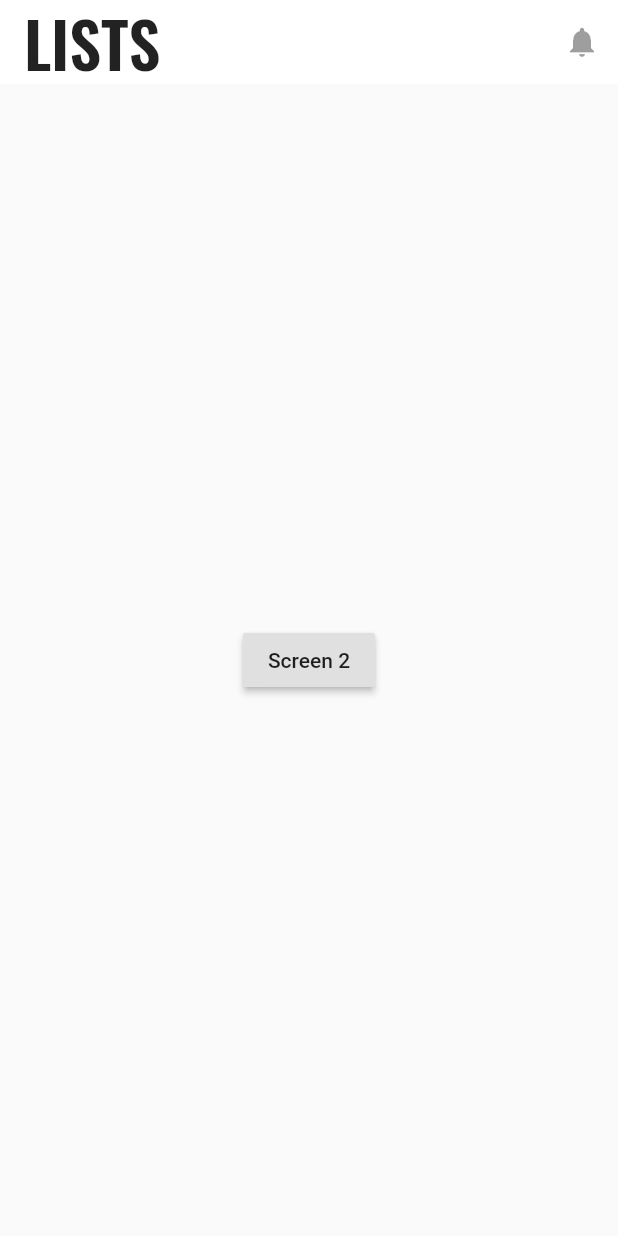
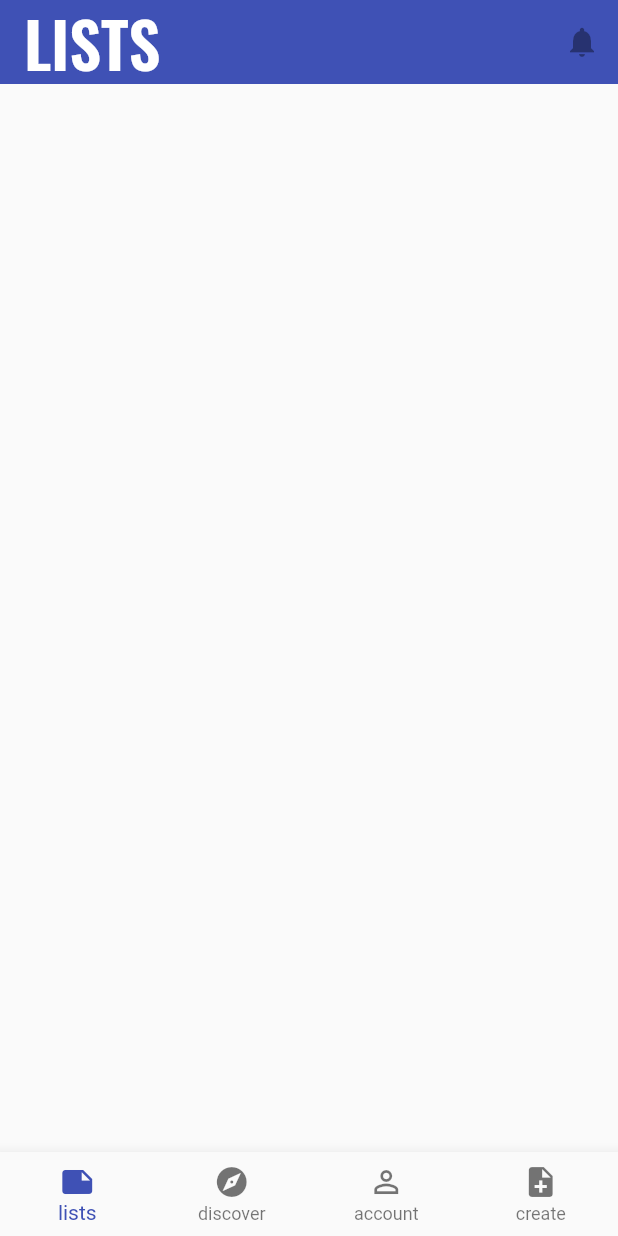
Before and after one commit to RobbeBuyle/PassionProject, a Flutter app: the screen it shows after launch, on a phone screen of 412 x 824 dp. Run offline on Flutter 3.47's test engine with Material 2 defaults, Android fonts, the phone set to English and light mode, and no system bars; our stand-ins replace flutter_mobx, mobx; generated files the repository leaves out were written again.

Commit message:
added user, list and check model and set up a working nav bar with routing (finally).

```diff
--- /dev/null
+++ b/tests/mobx_testing/lib/main.dart
@@ -0,0 +1,13 @@
+import 'package:flutter/material.dart';
+import 'pages/counter_page.dart';
+
+void main() => runApp(MobxApp());
+
+class MobxApp extends StatelessWidget {
+  @override
+  Widget build(BuildContext context) {
+    return MaterialApp(
+      home: CounterPage(),
+    );
+  }
+}
--- /dev/null
+++ b/tick/lib/App.dart
@@ -0,0 +1,42 @@
+import 'package:flutter/material.dart';
+import 'package:tick/screens/account_screen.dart';
+import 'package:tick/screens/create_screen.dart';
+import 'package:tick/screens/discover_screen.dart';
+import 'package:tick/screens/list_screen.dart';
+
+class App extends StatefulWidget {
+  @override
+  _AppState createState() => _AppState();
+}
+
+class _AppState extends State<App> {
+  int _selectedIndex = 0;
+
+  @override
+  Widget build(BuildContext context) {
+    return Scaffold(
+      body: [ListScreen(), DiscoverScreen(), AccountScreen(), CreateScreen()]
+          .elementAt(_selectedIndex),
+      bottomNavigationBar: BottomNavigationBar(
+        items: <BottomNavigationBarItem>[
+          BottomNavigationBarItem(title: Text('lists'), icon: Icon(Icons.note)),
+          BottomNavigationBarItem(
+              title: Text('discover'), icon: Icon(Icons.explore)),
+          BottomNavigationBarItem(
+              title: Text('account'), icon: Icon(Icons.perm_identity)),
+          BottomNavigationBarItem(
+              title: Text('create'), icon: Icon(Icons.note_add)),
+        ],
+        onTap: _onBarItemTap,
+        currentIndex: _selectedIndex,
+        type: BottomNavigationBarType.fixed,
+      ),
+    );
+  }
+
+  void _onBarItemTap(int value) {
+    setState(() {
+      _selectedIndex = value;
+    });
+  }
+}
--- a/tick/lib/main.dart
+++ b/tick/lib/main.dart
@@ -1,5 +1,8 @@
 import 'package:flutter/material.dart';
+import 'package:tick/screens/account_screen.dart';
+import 'package:tick/screens/create_screen.dart';
 import 'package:tick/screens/discover_screen.dart';
+import 'App.dart';
 import 'screens/list_screen.dart';
 
 void main() => runApp(MyApp());
@@ -10,18 +13,14 @@ class MyApp extends StatelessWidget {
     return MaterialApp(
       title: 'Tick',
       theme: _configureThemeData(),
-      initialRoute: '/',
-      routes: {
-        '/': (context) => ListScreen(),
-        '/discover': (context) => DiscoverScreen(),
-      },
+      home: App(),
     );
   }
 
   ThemeData _configureThemeData() {
     return ThemeData(
-      primaryColor: Colors.white,
-      accentColor: Colors.amber,
+      primarySwatch: Colors.indigo,
+      accentColor: Colors.red,
     );
   }
 }
--- a/tick/lib/models/list_model.dart
+++ /dev/null
@@ -1,5 +0,0 @@
-class List {
-  final String title;
-
-  List({this.title});
-}
--- a/tick/lib/screens/discover_screen.dart
+++ b/tick/lib/screens/discover_screen.dart
@@ -25,15 +25,6 @@ class _DiscoverScreenState extends State<DiscoverScreen> {
           )
         ],
       ),
-      body: Center(
-        child: RaisedButton(
-          child: Text('Screen 1'),
-          onPressed: () {
-            print('nav to screen 1');
-            Navigator.pushNamed(context, '/');
-          },
-        ),
-      ),
     );
   }
 }
--- a/tick/lib/screens/list_screen.dart
+++ b/tick/lib/screens/list_screen.dart
@@ -25,15 +25,6 @@ class _ListScreenState extends State<ListScreen> {
           )
         ],
       ),
-      body: Center(
-        child: RaisedButton(
-          child: Text('Screen 2'),
-          onPressed: () {
-            print('nav to screen 2');
-            Navigator.pushNamed(context, '/discover');
-          },
-        ),
-      ),
     );
   }
 }
```
Also changed, not shown: tests/mobx_testing/lib/pages/counter_page.dart (added, +38 -0 lines), tests/mobx_testing/lib/store/counter/counter.dart (added, +26 -0 lines), tests/mobx_testing/pubspec.yaml (added, +72 -0 lines), tick/lib/models/checkList_model.dart (added, +16 -0 lines), tick/lib/models/check_model.dart (added, +7 -0 lines), tick/lib/models/user_model.dart (added, +27 -0 lines), tick/lib/screens/account_screen.dart (+30 -0 lines), tick/lib/screens/create_screen.dart (+30 -0 lines), tests/mobx_testing/lib/store/counter/counter.g.dart (added), tests/mobx_testing/pubspec.lock (added), tick/assets/images/users/currentUser.jpg (added), 52 other files.
